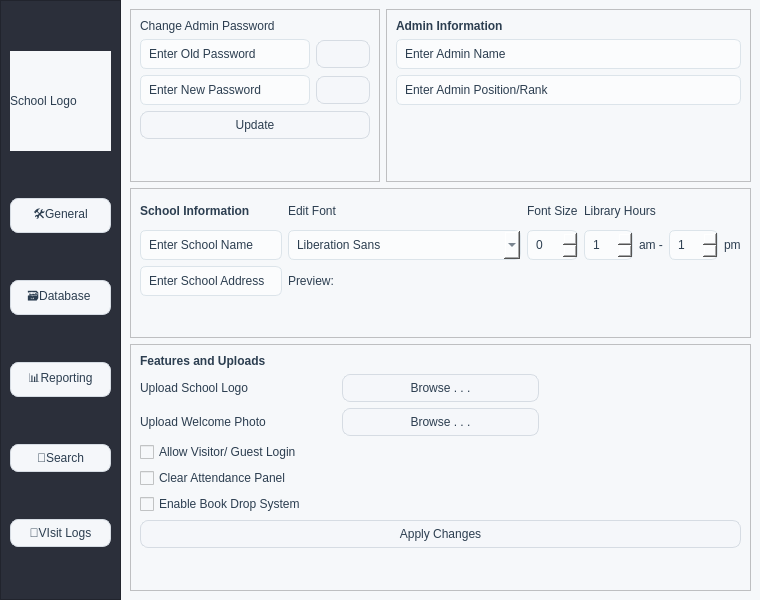
The window that qt-app/adminwindow.ui (lachris320/WITS) describes before a commit, drawn with Qt 5.
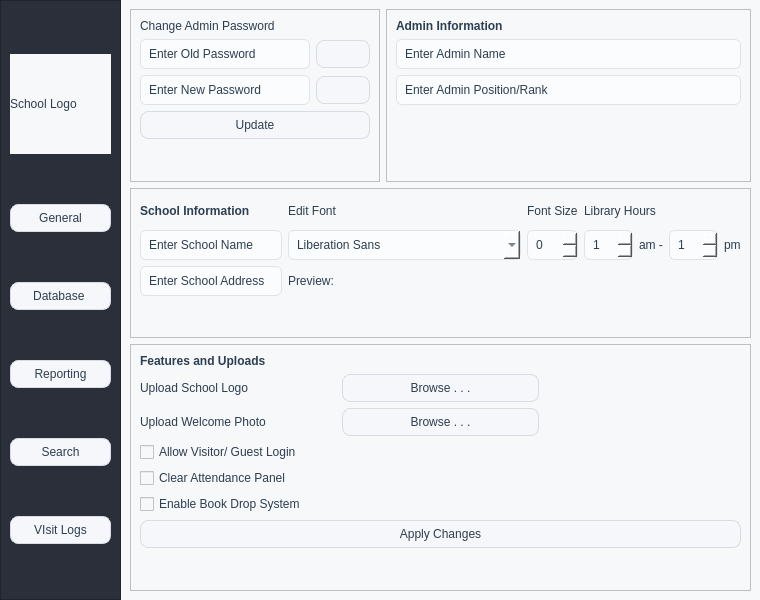
The same window after the commit.

Commit message:
style(admin): remove emoji glyphs from sidebar button labels
Strip the leading emoji from the five admin sidebar navigation
buttons (General, Database, Reporting, Search, VIsit Logs) so the
labels read as plain text. Cosmetic only — no widget structure or
behavior changes.

```diff
--- a/qt-app/adminwindow.ui
+++ b/qt-app/adminwindow.ui
@@ -187,7 +187,7 @@
           </font>
          </property>
          <property name="text">
-          <string>🛠️General</string>
+          <string>General</string>
          </property>
          <property name="flat">
           <bool>true</bool>
@@ -203,7 +203,7 @@
           </font>
          </property>
          <property name="text">
-          <string>🗃️Database </string>
+          <string>Database </string>
          </property>
          <property name="flat">
           <bool>true</bool>
@@ -219,7 +219,7 @@
           </font>
          </property>
          <property name="text">
-          <string>📊Reporting</string>
+          <string>Reporting</string>
          </property>
          <property name="flat">
           <bool>true</bool>
@@ -235,7 +235,7 @@
           </font>
          </property>
          <property name="text">
-          <string>🔎Search</string>
+          <string>Search</string>
          </property>
          <property name="flat">
           <bool>true</bool>
@@ -251,7 +251,7 @@
           </font>
          </property>
          <property name="text">
-          <string>📍VIsit Logs</string>
+          <string>VIsit Logs</string>
          </property>
          <property name="flat">
           <bool>true</bool>
```
